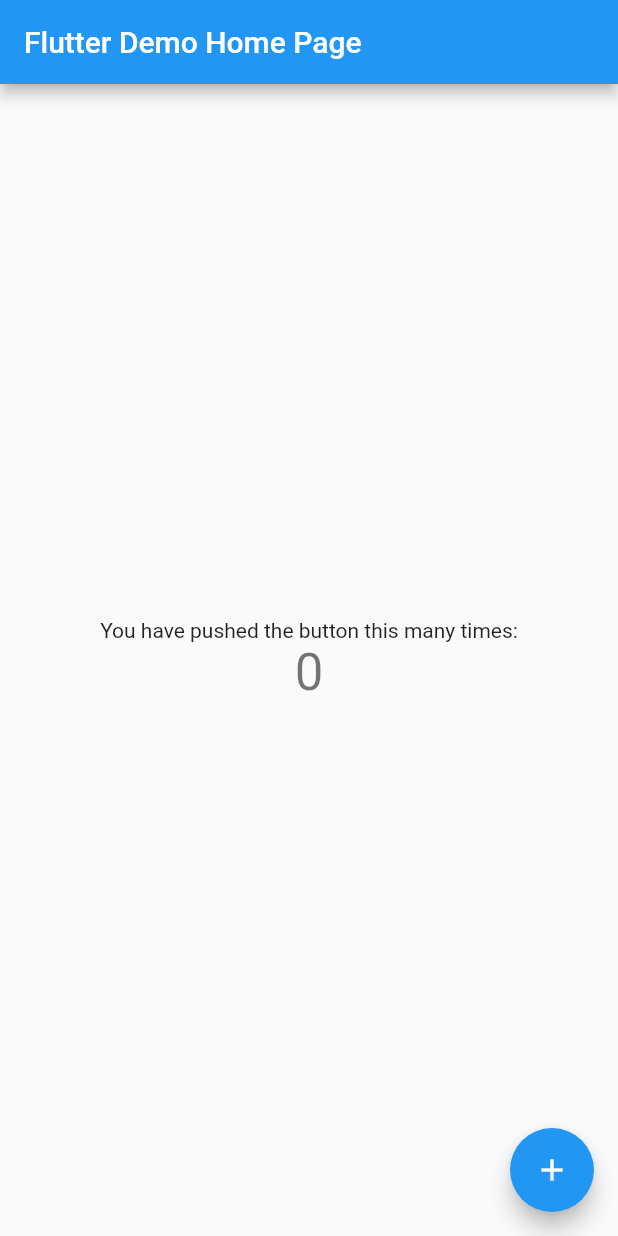
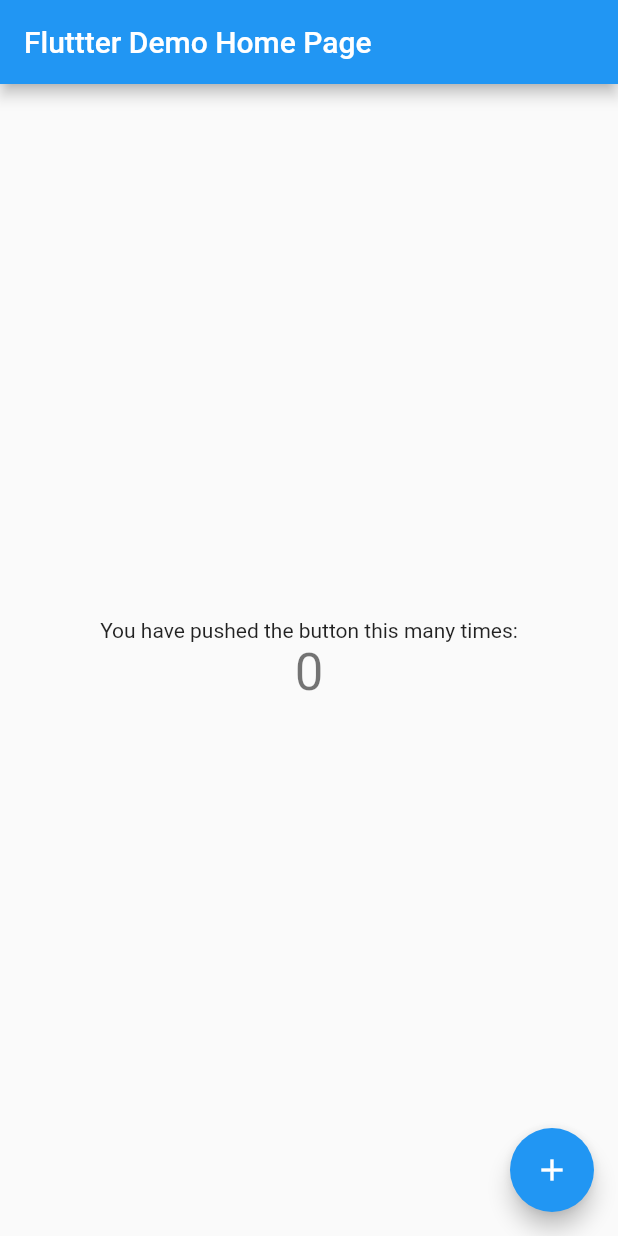
Before and after one commit to digtalgraphiks/Fluttertest, a Flutter app: the screen it shows after launch, on a phone screen of 412 x 824 dp. Run offline on Flutter 3.47's test engine with Material 2 defaults, Android fonts, the phone set to English and light mode, and no system bars.

Commit message:
Flutter Test

```diff
--- a/lib/main.dart
+++ b/lib/main.dart
@@ -24,7 +24,7 @@ class MyApp extends StatelessWidget {
         // is not restarted.
         primarySwatch: Colors.blue,
       ),
-      home: const MyHomePage(titlee: 'Flutter Demo Home Page'),
+      home: const MyHomePage(titlee: 'Fluttter Demo Home Page'),
     );
   }
 }
```
